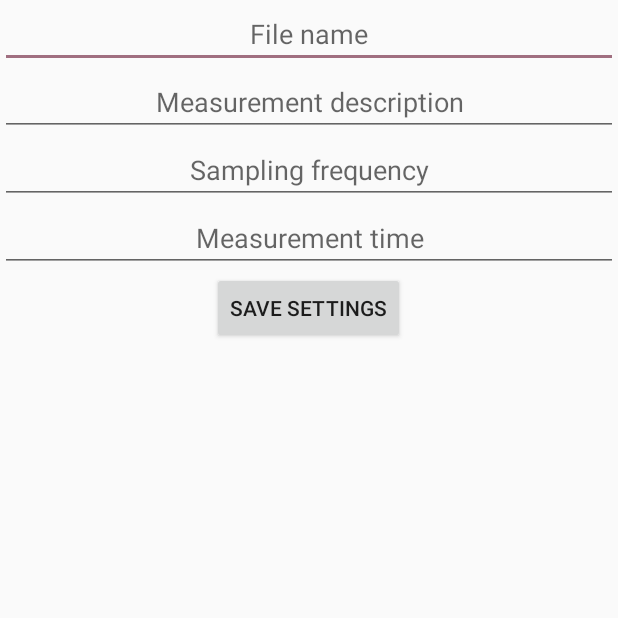
After one commit to Szparak/Vibration-Detector, an Android app: the AcquisitionSettingsActivity screen opened directly, with no data from a screen before it, on a phone screen of 412 x 824 dp, the top half of it. The commit adds this screen. Run offline under Robolectric (Android 15) with nearby library versions, the phone set to English and light mode, and no system bars; our stand-ins replace ButterKnife.

Commit message:
Setting Activities implemented, but not linked in code

```diff
--- a/app/src/main/AndroidManifest.xml
+++ b/app/src/main/AndroidManifest.xml
@@ -34,8 +34,10 @@
                 android:name="android.support.PARENT_ACTIVITY"
                 android:value=".MainActivity" />
         </activity>
-        <activity android:name=".NewMeasurement"></activity>
-        <activity android:name=".ChartsActivity"></activity>
+        <activity android:name=".NewMeasurement" />
+        <activity android:name=".ChartsActivity" />
+        <activity android:name=".settings.AcquisitionSettingsActivity" />
+        <activity android:name=".settings.ChartsSettingsActivity"/>
     </application>
 
 </manifest>
--- /dev/null
+++ b/app/src/main/java/com/example/jakpe/vibrationdetector/settings/AcquisitionSettingsActivity.java
@@ -0,0 +1,99 @@
+package com.example.jakpe.vibrationdetector.settings;
+
+import android.content.SharedPreferences;
+import android.support.v7.app.AppCompatActivity;
+import android.os.Bundle;
+import android.text.Editable;
+import android.widget.Button;
+import android.widget.EditText;
+import android.widget.TextView;
+import android.widget.Toast;
+
+import com.example.jakpe.vibrationdetector.R;
+
+import butterknife.BindView;
+import butterknife.ButterKnife;
+
+public class AcquisitionSettingsActivity extends AppCompatActivity {
+
+    @BindView(R.id.acquisition_settings_filename)
+    EditText fileNameEditText;
+    @BindView(R.id.acquisition_settings_description)
+    EditText descriptionEditText;
+    @BindView(R.id.acquisition_settings_sampling)
+    EditText samplingEditText;
+    @BindView(R.id.acquisition_settings_measurement_time)
+    EditText measurementTimeEditText;
+    @BindView(R.id.acquisition_save_button)
+    Button saveAcquisitionStateButton;
+
+    SharedPreferences settings;
+    SharedPreferences.Editor editor;
+
+    @Override
+    protected void onCreate(Bundle savedInstanceState) {
+        super.onCreate(savedInstanceState);
+        setContentView(R.layout.activity_acquisition_settings);
+        ButterKnife.bind(this);
+
+        settings = getSharedPreferences("AcquisitionSettings", 0);
+        editor = settings.edit();
+
+        saveAcquisitionStateButton.setOnClickListener(v -> {
+
+            putSamplingValueIntoSharedPreferencesAndConfigFile();
+            putFileNameValueIntoSharedPreferencesAndConfigFile();
+            putDescriptionValueIntoSharedPreferencesAndConfigFile();
+            putMeasurementTimeValueIntoSharedPreferencesAndConfigFile();
+            editor.apply();
+
+
+            Toast.makeText(this, "Your settings has been successfully saved", Toast.LENGTH_LONG).show();
+        });
+
+    }
+
+    private void putSamplingValueIntoSharedPreferencesAndConfigFile(){
+        int samplingValueInHz=500;
+        Editable fromEditText = samplingEditText.getText();
+
+        if(fromEditText.length()>0)
+            samplingValueInHz=Integer.valueOf(fromEditText.toString());
+
+        editor.putInt("samplingValueInHz", samplingValueInHz);
+        AcquisitionSettings.setSamplingFrequency(samplingValueInHz);
+
+    }
+
+    private void putFileNameValueIntoSharedPreferencesAndConfigFile(){
+        String fileNameValue="measurement";
+        Editable fromEditText = fileNameEditText.getText();
+
+        if(fromEditText.length()>0)
+            fileNameValue=fromEditText.toString();
+
+        editor.putString("fileNameValue", fileNameValue);
+        AcquisitionSettings.setFileName(fileNameValue);
+    }
+
+    private void putDescriptionValueIntoSharedPreferencesAndConfigFile(){
+        String descriptionValue="No content";
+        Editable fromEditText = descriptionEditText.getText();
+
+        if(fromEditText.length()>0)
+            descriptionValue=fromEditText.toString();
+
+        AcquisitionSettings.setDescription(descriptionValue);
+    }
+
+    private void putMeasurementTimeValueIntoSharedPreferencesAndConfigFile(){
+        int measurementTimeValueInSeconds=10;
+        Editable fromEditText = measurementTimeEditText.getText();
+
+        if(fromEditText.length()>0)
+            measurementTimeValueInSeconds=Integer.valueOf(fromEditText.toString());
+
+        editor.putInt("measurementTimeValueInSeconds", measurementTimeValueInSeconds);
+        AcquisitionSettings.setMeasurementTime(measurementTimeValueInSeconds);
+    }
+}
--- /dev/null
+++ b/app/src/main/res/layout/activity_acquisition_settings.xml
@@ -0,0 +1,56 @@
+<?xml version="1.0" encoding="utf-8"?>
+<LinearLayout xmlns:android="http://schemas.android.com/apk/res/android"
+    xmlns:tools="http://schemas.android.com/tools"
+    android:layout_width="match_parent"
+    android:layout_height="match_parent"
+    android:orientation="vertical"
+    tools:context="com.example.jakpe.vibrationdetector.settings.AcquisitionSettingsActivity">
+
+    <EditText
+        android:id="@+id/acquisition_settings_filename"
+        android:layout_width="match_parent"
+        android:layout_height="wrap_content"
+        android:ems="10"
+        android:gravity="center"
+        android:textAlignment="center"
+        android:inputType="textPersonName"
+        android:hint="File name" />
+
+    <EditText
+        android:id="@+id/acquisition_settings_description"
+        android:layout_width="match_parent"
+        android:layout_height="wrap_content"
+        android:ems="10"
+        android:gravity="center"
+        android:textAlignment="center"
+        android:inputType="textMultiLine"
+        android:hint="Measurement description"/>
+
+    <EditText
+        android:id="@+id/acquisition_settings_sampling"
+        android:layout_width="match_parent"
+        android:layout_height="wrap_content"
+        android:ems="10"
+        android:textAlignment="center"
+        android:gravity="center"
+        android:hint="Sampling frequency"
+        android:inputType="number" />
+
+    <EditText
+        android:id="@+id/acquisition_settings_measurement_time"
+        android:layout_width="match_parent"
+        android:layout_height="wrap_content"
+        android:ems="10"
+        android:textAlignment="center"
+        android:gravity="center"
+        android:hint="Measurement time"
+        android:inputType="number" />
+
+    <Button
+        android:id="@+id/acquisition_save_button"
+        android:layout_width="wrap_content"
+        android:layout_height="wrap_content"
+        android:layout_gravity="center"
+        android:text="Save settings" />
+
+</LinearLayout>
```
Also changed, not shown: app/src/main/java/com/example/jakpe/vibrationdetector/DataService.java (+11 -5 lines), app/src/main/java/com/example/jakpe/vibrationdetector/MainActivity.java (+26 -4 lines), app/src/main/java/com/example/jakpe/vibrationdetector/NewMeasurement.java (+31 -52 lines), app/src/main/java/com/example/jakpe/vibrationdetector/settings/AcquisitionSettings.java (added, +45 -0 lines), app/src/main/java/com/example/jakpe/vibrationdetector/settings/ChartsSettings.java (added, +39 -0 lines), app/src/main/java/com/example/jakpe/vibrationdetector/settings/ChartsSettingsActivity.java (added, +90 -0 lines), app/src/main/res/layout/activity_charts_settings.xml (added, +44 -0 lines), app/src/main/res/layout/activity_new_measurement.xml (+17 -2 lines), app/src/main/res/menu/new_measurement_menu.xml (+10 -12 lines).
